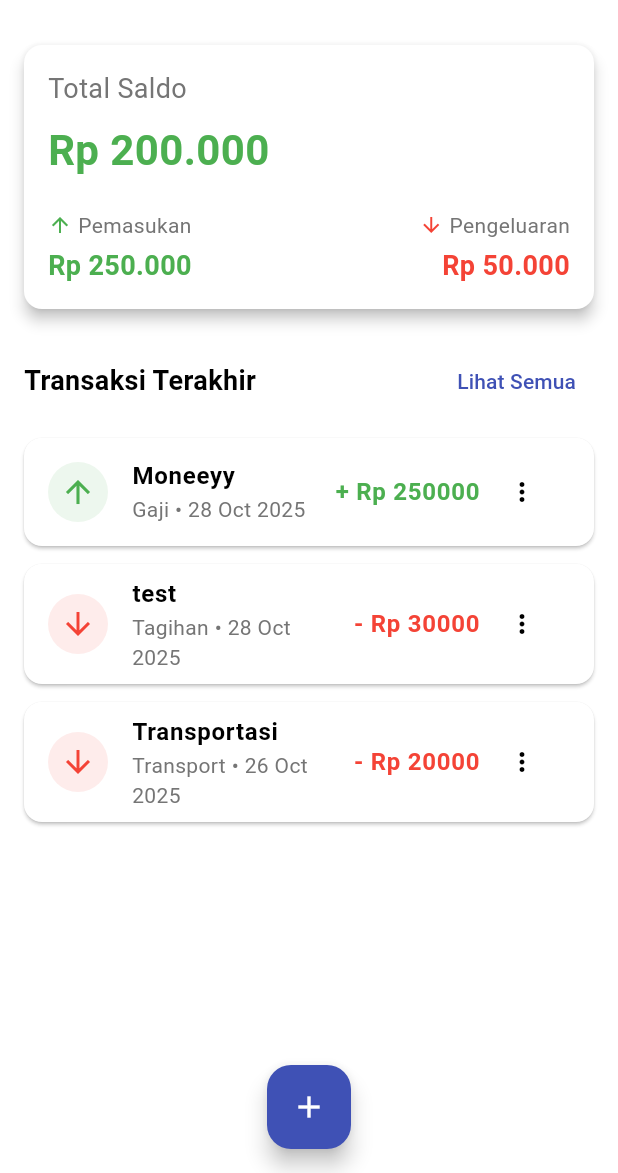
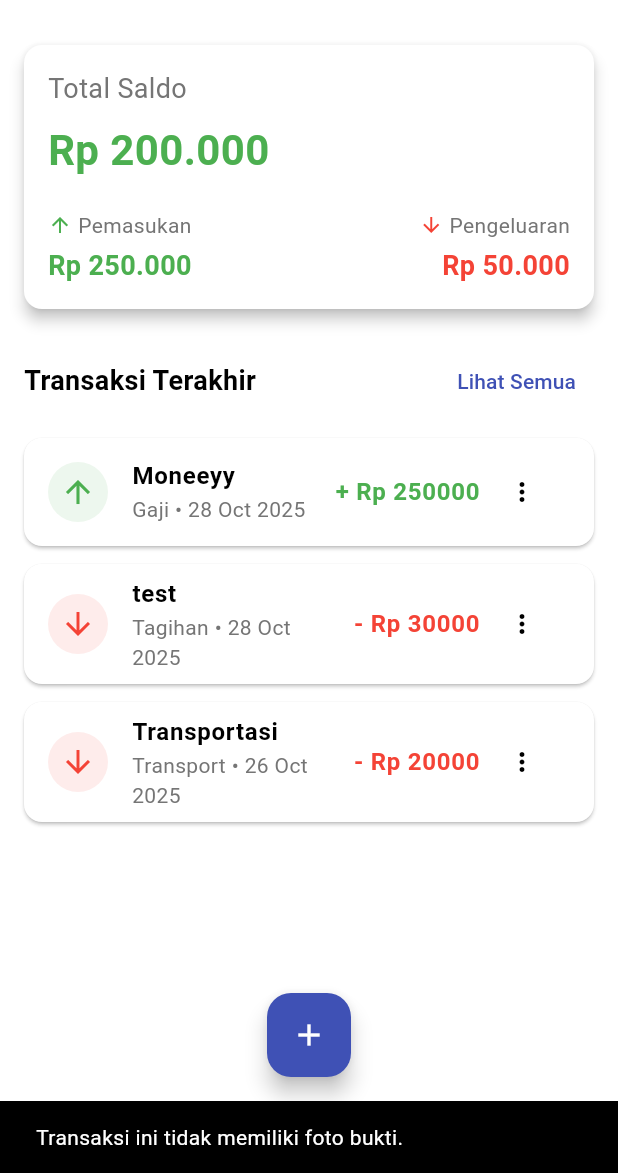
Before and after one commit to mifnaufal/Expense-Tracker, a Flutter app: the screen it shows after launch, after a tap on "Moneeyy", on a phone screen of 412 x 824 dp, the part 63-1236 px from its top. Run offline on Flutter 3.47's test engine with Material 3 defaults, Android fonts, the phone set to English and light mode, and no system bars; our stand-ins replace image_picker, web.

Commit message:
implementasi upload foto bukti transaksi dan perbaikan tampilan gambar di TransactionCard

```diff
--- a/lib/widgets/transaction_card.dart
+++ b/lib/widgets/transaction_card.dart
@@ -1,10 +1,7 @@
-// lib/widgets/transaction_card.dart
-
-import 'dart:io';
-
+import 'dart:io' show File;
+import 'package:flutter/foundation.dart' show kIsWeb;
 import 'package:flutter/material.dart';
 import 'package:intl/intl.dart';
-
 import '../models/transaction_model.dart';
 
 enum _TransactionMenuAction { edit, delete }
@@ -23,11 +20,11 @@ class TransactionCard extends StatelessWidget {
 
   @override
   Widget build(BuildContext context) {
-    // ... (logic warna dan ikon tidak berubah) ...
     final bool isExpense = transaction.type == TransactionType.pengeluaran;
     final Color amountColor = isExpense ? Colors.red : Colors.green;
-    final IconData iconData =
-        isExpense ? Icons.arrow_downward : Icons.arrow_upward;
+    final IconData iconData = isExpense
+        ? Icons.arrow_downward
+        : Icons.arrow_upward;
     final String prefix = isExpense ? '- Rp' : '+ Rp';
     final bool hasActions = onEdit != null || onDelete != null;
 
@@ -36,18 +33,13 @@ class TransactionCard extends StatelessWidget {
       child: ListTile(
         leading: CircleAvatar(
           backgroundColor: amountColor.withValues(alpha: 0.1),
-          child: Icon(
-            iconData,
-            color: amountColor,
-            size: 24,
-          ),
+          child: Icon(iconData, color: amountColor, size: 24),
         ),
         title: Text(
-          transaction.title, // 'Makan Siang'
+          transaction.title,
           style: const TextStyle(fontWeight: FontWeight.bold),
         ),
         subtitle: Text(
-          // Gunakan category jika ingin, atau tetap tanggal
           '${transaction.category} • ${DateFormat('d MMM yyyy').format(transaction.date)}',
           style: TextStyle(color: Colors.grey[600]),
         ),
@@ -90,46 +82,78 @@ class TransactionCard extends StatelessWidget {
                     ),
                 ],
               ),
-            ]
+            ],
           ],
         ),
+
         onTap: () {
-          // --- PERUBAHAN DI SINI ---
-          // Cek 'imagePath' (String), bukan 'imageFile' (File)
-          if (transaction.imagePath != null && transaction.imagePath!.isNotEmpty) {
+          final imagePath = transaction.imagePath;
 
-            // Asumsi: imagePath adalah path file di device
-            final File imageFile = File(transaction.imagePath!);
-
-            // Cek apakah file-nya ada sebelum ditampilkan
-            if (imageFile.existsSync()) {
+          if (imagePath != null && imagePath.isNotEmpty) {
+            if (kIsWeb) {
               showDialog(
                 context: context,
                 builder: (_) => AlertDialog(
-                  content: Image.file(imageFile),
-                  title: const Text("Bukti Transaksi"),
+                  title: const Text('Bukti Transaksi'),
+                  content: ClipRRect(
+                    borderRadius: BorderRadius.circular(8),
+                    child: Image.network(
+                      imagePath,
+                      fit: BoxFit.cover,
+                      errorBuilder: (context, error, stackTrace) =>
+                          const Text('Tidak bisa menampilkan gambar di web.'),
+                    ),
+                  ),
                   actions: [
                     TextButton(
+                      onPressed: () => Navigator.of(context).pop(),
                       child: const Text('Tutup'),
-                      onPressed: () => Navigator.of(context).pop(),
-                    )
+                    ),
                   ],
                 ),
               );
             } else {
-              ScaffoldMessenger.of(context)
-                ..hideCurrentSnackBar()
-                ..showSnackBar(
-                  SnackBar(
-                    content: Text(
-                      'File gambar tidak ditemukan di path: ${transaction.imagePath}',
+              final file = File(imagePath);
+              if (file.existsSync()) {
+                showDialog(
+                  context: context,
+                  builder: (_) => AlertDialog(
+                    title: const Text('Bukti Transaksi'),
+                    content: ClipRRect(
+                      borderRadius: BorderRadius.circular(8),
+                      child: Image.file(file, fit: BoxFit.cover),
                     ),
+                    actions: [
+                      TextButton(
+                        onPressed: () => Navigator.of(context).pop(),
+                        child: const Text('Tutup'),
+                      ),
+                    ],
                   ),
                 );
+              } else {
+                ScaffoldMessenger.of(context)
+                  ..hideCurrentSnackBar()
+                  ..showSnackBar(
+                    const SnackBar(
+                      content: Text(
+                        'Gambar tidak ditemukan di penyimpanan perangkat.',
+                      ),
+                    ),
+                  );
+              }
             }
+          } else {
+            ScaffoldMessenger.of(context)
+              ..hideCurrentSnackBar()
+              ..showSnackBar(
+                const SnackBar(
+                  content: Text('Transaksi ini tidak memiliki foto bukti.'),
+                ),
+              );
           }
-          // Jika imagePath null (seperti di JSON kamu), tidak terjadi apa-apa
         },
+
         onLongPress: onEdit,
       ),
     );
--- a/pubspec.yaml
+++ b/pubspec.yaml
@@ -34,6 +34,7 @@ dependencies:
   image_picker: ^1.1.1
   intl: ^0.20.2
   web: ^1.1.1
+  uuid: ^3.0.7
 
   # The following adds the Cupertino Icons font to your application.
   # Use with the CupertinoIcons class for iOS style icons.
```
Also changed, not shown: lib/screens/add_transaction_screen.dart (+38 -21 lines), pubspec.lock, 2 other files.
